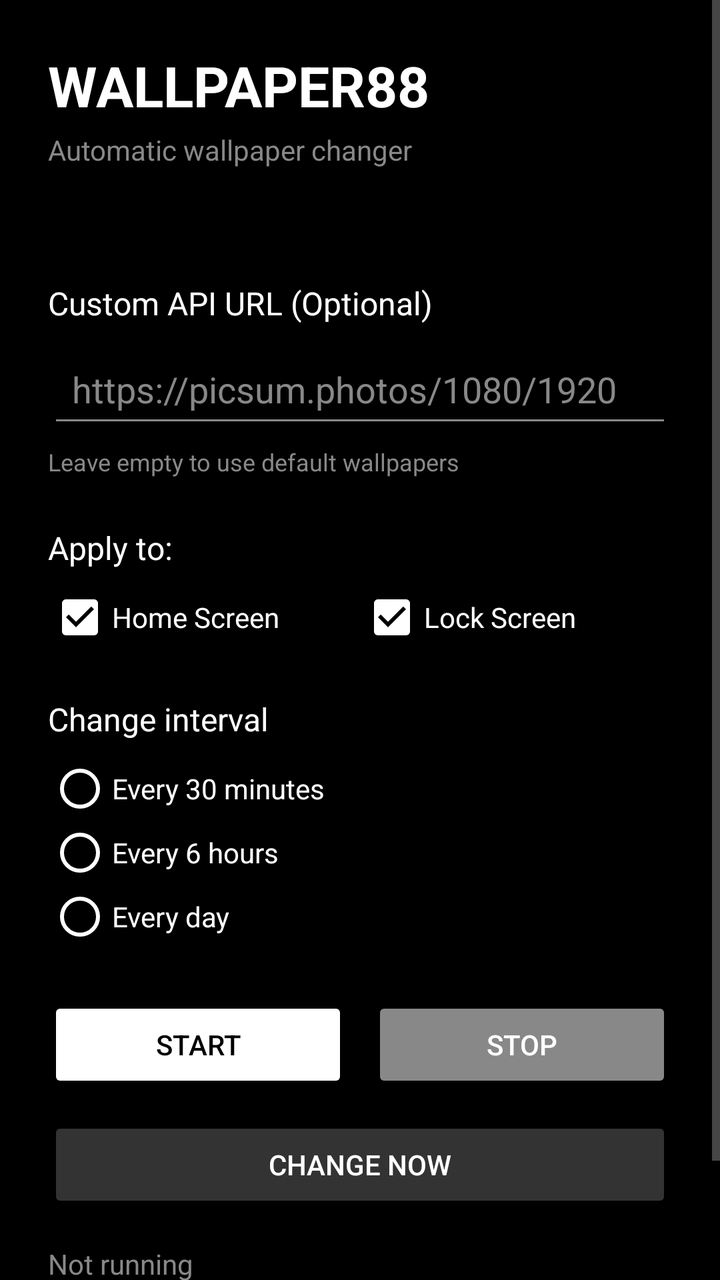
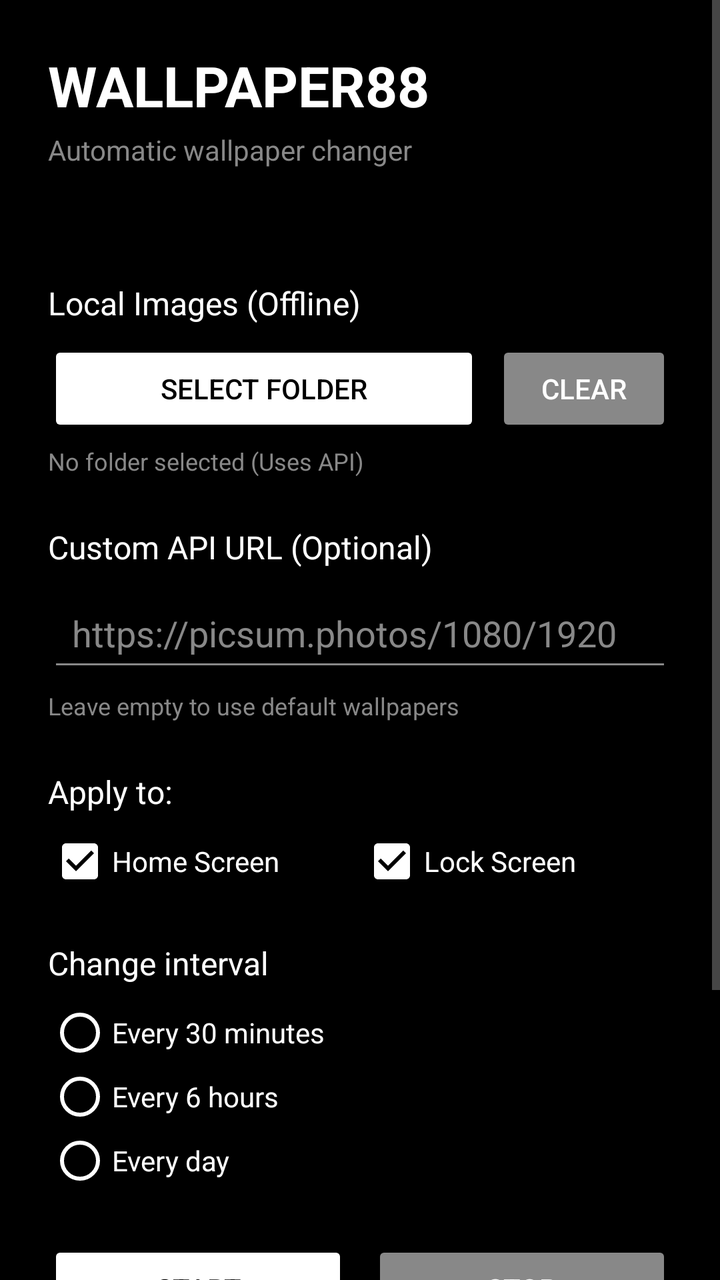

Screens rendered from an Android XML layout before and after an edit, with the pre-edit source and the edit as a unified diff.
<!-- AndroidManifest.xml: application theme Theme.Wallpaper88 -->
<!-- res/layout/activity_main.xml -->
<?xml version="1.0" encoding="utf-8"?>
<ScrollView xmlns:android="http://schemas.android.com/apk/res/android"
    xmlns:app="http://schemas.android.com/apk/res-auto"
    android:layout_width="match_parent"
    android:layout_height="match_parent"
    android:background="@color/black"
    android:fillViewport="true">

    <LinearLayout
        android:layout_width="match_parent"
        android:layout_height="wrap_content"
        android:orientation="vertical"
        android:padding="24dp">

        <TextView
            android:layout_width="wrap_content"
            android:layout_height="wrap_content"
            android:text="@string/title"
            android:textColor="@color/white"
            android:textSize="28sp"
            android:textStyle="bold" />

        <TextView
            android:layout_width="wrap_content"
            android:layout_height="wrap_content"
            android:layout_marginTop="4dp"
            android:text="@string/subtitle"
            android:textColor="@color/gray"
            android:textSize="14sp" />

        <TextView
            android:id="@+id/screenInfo"
            android:layout_width="wrap_content"
            android:layout_height="wrap_content"
            android:layout_marginTop="16dp"
            android:textColor="@color/gray"
            android:textSize="12sp" />

        <TextView
            android:layout_width="wrap_content"
            android:layout_height="wrap_content"
            android:layout_marginTop="24dp"
            android:text="@string/custom_api_label"
            android:textColor="@color/white"
            android:textSize="16sp" />

        <EditText
            android:id="@+id/apiInput"
            android:layout_width="match_parent"
            android:layout_height="wrap_content"
            android:layout_marginTop="8dp"
            android:hint="@string/custom_api_hint"
            android:textColor="@color/white"
            android:textColorHint="@color/gray"
            android:inputType="textUri"
            android:backgroundTint="@color/gray"
            android:padding="12dp" />

        <TextView
            android:layout_width="wrap_content"
            android:layout_height="wrap_content"
            android:text="@string/custom_api_desc"
            android:textColor="@color/gray"
            android:textSize="12sp"
            android:layout_marginTop="4dp"/>

        <TextView
            android:layout_width="wrap_content"
            android:layout_height="wrap_content"
            android:layout_marginTop="24dp"
            android:text="@string/screens_label"
            android:textColor="@color/white"
            android:textSize="16sp" />

        <LinearLayout
            android:layout_width="match_parent"
            android:layout_height="wrap_content"
            android:orientation="horizontal"
            android:layout_marginTop="8dp">

            <CheckBox
                android:id="@+id/checkHome"
                android:layout_width="0dp"
                android:layout_height="wrap_content"
                android:layout_weight="1"
                android:text="@string/screen_home"
                android:textColor="@color/white"
                android:buttonTint="@color/white"
                android:checked="true" />

            <CheckBox
                android:id="@+id/checkLock"
                android:layout_width="0dp"
                android:layout_height="wrap_content"
                android:layout_weight="1"
                android:text="@string/screen_lock"
                android:textColor="@color/white"
                android:buttonTint="@color/white"
                android:checked="true" />
        </LinearLayout>

        <TextView
            android:layout_width="wrap_content"
            android:layout_height="wrap_content"
            android:layout_marginTop="24dp"
            android:text="@string/interval_label"
            android:textColor="@color/white"
            android:textSize="16sp" />

        <RadioGroup
            android:id="@+id/intervalGroup"
            android:layout_width="match_parent"
            android:layout_height="wrap_content"
            android:layout_marginTop="8dp"
            android:orientation="vertical">

            <RadioButton
                android:id="@+id/radio30m"
                android:layout_width="wrap_content"
                android:layout_height="wrap_content"
                android:text="@string/interval_30m"
                android:textColor="@color/white"
                android:buttonTint="@color/white" />

            <RadioButton
                android:id="@+id/radio6h"
                android:layout_width="wrap_content"
                android:layout_height="wrap_content"
                android:text="@string/interval_6h"
                android:textColor="@color/white"
                android:buttonTint="@color/white" />

            <RadioButton
                android:id="@+id/radio1d"
                android:layout_width="wrap_content"
                android:layout_height="wrap_content"
                android:text="@string/interval_1d"
                android:textColor="@color/white"
                android:buttonTint="@color/white" />
        </RadioGroup>

        <LinearLayout
            android:layout_width="match_parent"
            android:layout_height="wrap_content"
            android:layout_marginTop="24dp"
            android:orientation="horizontal">

            <Button
                android:id="@+id/startButton"
                android:layout_width="0dp"
                android:layout_height="wrap_content"
                android:layout_weight="1"
                android:text="@string/start"
                app:backgroundTint="@color/white"
                android:textColor="@color/black" />

            <Button
                android:id="@+id/stopButton"
                android:layout_width="0dp"
                android:layout_height="wrap_content"
                android:layout_marginStart="12dp"
                android:layout_weight="1"
                android:text="@string/stop"
                app:backgroundTint="@color/gray"
                android:textColor="@color/white" />
        </LinearLayout>

        <Button
            android:id="@+id/changeNowButton"
            android:layout_width="match_parent"
            android:layout_height="wrap_content"
            android:layout_marginTop="12dp"
            android:text="@string/change_now"
            app:backgroundTint="#333333"
            android:textColor="@color/white" />

        <TextView
            android:id="@+id/statusText"
            android:layout_width="wrap_content"
            android:layout_height="wrap_content"
            android:layout_marginTop="16dp"
            android:text="@string/status_idle"
            android:textColor="@color/gray"
            android:textSize="14sp" />

        <Space
            android:layout_width="match_parent"
            android:layout_height="24dp" />

        <TextView
            android:layout_width="wrap_content"
            android:layout_height="wrap_content"
            android:text="@string/copyright"
            android:textColor="@color/gray"
            android:textSize="12sp" />
    </LinearLayout>
</ScrollView>
<!-- resources referenced by this layout -->
<resources>
  <color name="black">#000000</color>
  <color name="gray">#888888</color>
  <color name="white">#FFFFFF</color>
  <string name="change_now">Change Now</string>
  <string name="copyright">© MC88</string>
  <string name="custom_api_desc">Leave empty to use default wallpapers</string>
  <string name="custom_api_hint">https://picsum.photos/1080/1920</string>
  <string name="custom_api_label">Custom API URL (Optional)</string>
  <string name="interval_1d">Every day</string>
  <string name="interval_30m">Every 30 minutes</string>
  <string name="interval_6h">Every 6 hours</string>
  <string name="interval_label">Change interval</string>
  <string name="screen_home">Home Screen</string>
  <string name="screen_lock">Lock Screen</string>
  <string name="screens_label">Apply to:</string>
  <string name="start">Start</string>
  <string name="status_idle">Not running</string>
  <string name="stop">Stop</string>
  <string name="subtitle">Automatic wallpaper changer</string>
  <string name="title">WALLPAPER88</string>
  <style name="Theme.Wallpaper88" parent="Theme.AppCompat.NoActionBar">
          <item name="android:windowBackground">@color/black</item>
          <item name="android:statusBarColor">@color/black</item>
          <item name="android:navigationBarColor">@color/black</item>
          <item name="android:textColorPrimary">@color/white</item>
          <item name="android:textColorSecondary">@color/gray</item>
          <item name="android:forceDarkAllowed">false</item>
      </style>
</resources>

<!-- the commit's change to res/layout/activity_main.xml (unified diff, before → after) -->
@@ -40,6 +40,48 @@
             android:layout_width="wrap_content"
             android:layout_height="wrap_content"
             android:layout_marginTop="24dp"
+            android:text="@string/local_folder_label"
+            android:textColor="@color/white"
+            android:textSize="16sp" />
+
+        <LinearLayout
+            android:layout_width="match_parent"
+            android:layout_height="wrap_content"
+            android:layout_marginTop="8dp"
+            android:orientation="horizontal">
+
+            <Button
+                android:id="@+id/selectFolderButton"
+                android:layout_width="0dp"
+                android:layout_height="wrap_content"
+                android:layout_weight="1"
+                android:text="@string/select_folder"
+                app:backgroundTint="@color/white"
+                android:textColor="@color/black" />
+
+            <Button
+                android:id="@+id/clearFolderButton"
+                android:layout_width="wrap_content"
+                android:layout_height="wrap_content"
+                android:layout_marginStart="8dp"
+                android:text="@string/clear_folder"
+                app:backgroundTint="@color/gray"
+                android:textColor="@color/white" />
+        </LinearLayout>
+
+        <TextView
+            android:id="@+id/folderStatus"
+            android:layout_width="wrap_content"
+            android:layout_height="wrap_content"
+            android:layout_marginTop="4dp"
+            android:text="@string/no_folder_selected"
+            android:textColor="@color/gray"
+            android:textSize="12sp" />
+
+        <TextView
+            android:layout_width="wrap_content"
+            android:layout_height="wrap_content"
+            android:layout_marginTop="24dp"
             android:text="@string/custom_api_label"
             android:textColor="@color/white"
             android:textSize="16sp" />
<!-- resource entries referenced after the edit -->
@@ -4,6 +4,7 @@
   <color name="gray">#888888</color>
   <color name="white">#FFFFFF</color>
   <string name="change_now">Change Now</string>
+  <string name="clear_folder">Clear</string>
   <string name="copyright">© MC88</string>
   <string name="custom_api_desc">Leave empty to use default wallpapers</string>
   <string name="custom_api_hint">https://picsum.photos/1080/1920</string>
@@ -12,9 +13,12 @@
   <string name="interval_30m">Every 30 minutes</string>
   <string name="interval_6h">Every 6 hours</string>
   <string name="interval_label">Change interval</string>
+  <string name="local_folder_label">Local Images (Offline)</string>
+  <string name="no_folder_selected">No folder selected (Uses API)</string>
   <string name="screen_home">Home Screen</string>
   <string name="screen_lock">Lock Screen</string>
   <string name="screens_label">Apply to:</string>
+  <string name="select_folder">Select Folder</string>
   <string name="start">Start</string>
   <string name="status_idle">Not running</string>
   <string name="stop">Stop</string>
